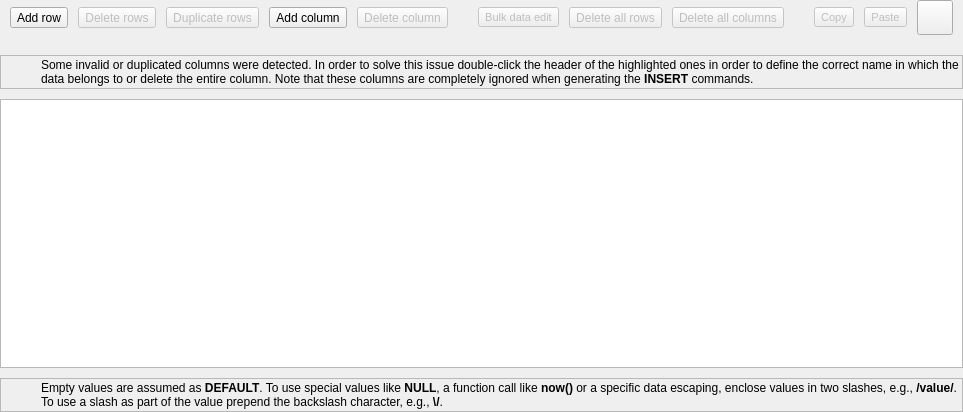
First picture: the form in libs/libgui/ui/widgets/tabledatawidget.ui, repository pgmodeler/pgmodeler, before the edit.
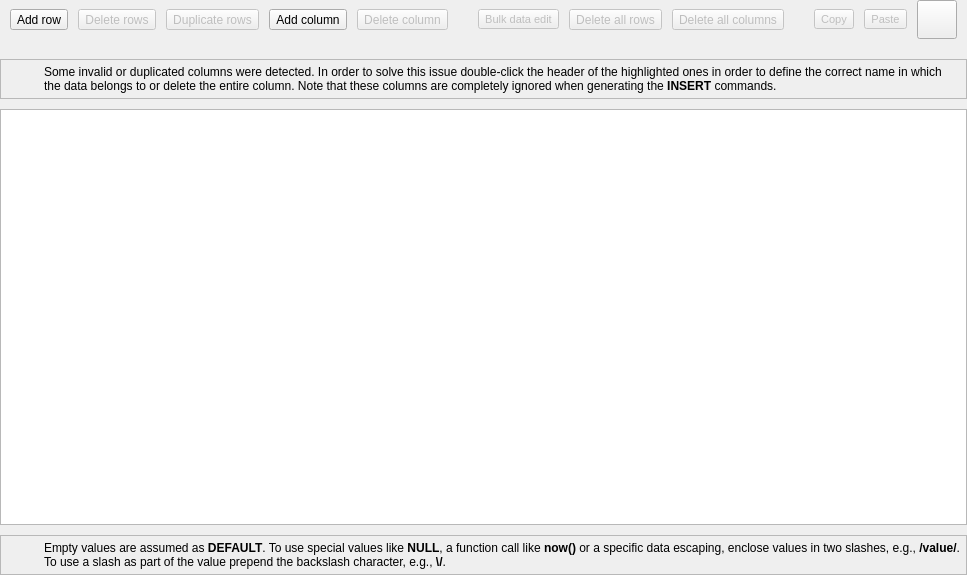
Second picture: the form after the edit. Icons and pictures are not drawn.

```diff
--- a/libs/libgui/ui/widgets/tabledatawidget.ui
+++ b/libs/libgui/ui/widgets/tabledatawidget.ui
@@ -7,7 +7,7 @@
     <x>0</x>
     <y>0</y>
     <width>658</width>
-    <height>412</height>
+    <height>575</height>
    </rect>
   </property>
   <property name="windowTitle">
@@ -121,8 +121,8 @@
      </property>
      <property name="iconSize">
       <size>
-       <width>28</width>
-       <height>28</height>
+       <width>32</width>
+       <height>32</height>
       </size>
      </property>
      <property name="popupMode">
@@ -156,8 +156,8 @@
      </property>
      <property name="iconSize">
       <size>
-       <width>28</width>
-       <height>28</height>
+       <width>32</width>
+       <height>32</height>
       </size>
      </property>
      <property name="shortcut">
@@ -191,8 +191,8 @@
      </property>
      <property name="iconSize">
       <size>
-       <width>28</width>
-       <height>28</height>
+       <width>32</width>
+       <height>32</height>
       </size>
      </property>
      <property name="shortcut">
@@ -231,8 +231,8 @@
      </property>
      <property name="iconSize">
       <size>
-       <width>28</width>
-       <height>28</height>
+       <width>32</width>
+       <height>32</height>
       </size>
      </property>
      <property name="shortcut">
@@ -266,8 +266,8 @@
      </property>
      <property name="iconSize">
       <size>
-       <width>28</width>
-       <height>28</height>
+       <width>32</width>
+       <height>32</height>
       </size>
      </property>
      <property name="shortcut">
@@ -303,16 +303,16 @@
      </property>
      <layout class="QGridLayout" name="gridLayout_6">
       <property name="leftMargin">
-       <number>2</number>
+       <number>5</number>
       </property>
       <property name="topMargin">
-       <number>2</number>
+       <number>5</number>
       </property>
       <property name="rightMargin">
-       <number>2</number>
+       <number>5</number>
       </property>
       <property name="bottomMargin">
-       <number>2</number>
+       <number>5</number>
       </property>
       <item row="0" column="0">
        <widget class="QLabel" name="label_7">
@@ -346,6 +346,7 @@
         </property>
         <property name="font">
          <font>
+          <weight>50</weight>
           <bold>false</bold>
           <underline>false</underline>
           <strikeout>false</strikeout>
@@ -386,8 +387,8 @@
      </property>
      <property name="iconSize">
       <size>
-       <width>28</width>
-       <height>28</height>
+       <width>32</width>
+       <height>32</height>
       </size>
      </property>
      <property name="popupMode">
@@ -421,8 +422,8 @@
      </property>
      <property name="iconSize">
       <size>
-       <width>28</width>
-       <height>28</height>
+       <width>32</width>
+       <height>32</height>
       </size>
      </property>
      <property name="shortcut">
@@ -474,8 +475,8 @@
      </property>
      <property name="iconSize">
       <size>
-       <width>28</width>
-       <height>28</height>
+       <width>32</width>
+       <height>32</height>
       </size>
      </property>
      <property name="shortcut">
@@ -548,8 +549,8 @@
      </property>
      <property name="iconSize">
       <size>
-       <width>28</width>
-       <height>28</height>
+       <width>32</width>
+       <height>32</height>
       </size>
      </property>
      <property name="shortcut">
@@ -583,8 +584,8 @@
      </property>
      <property name="iconSize">
       <size>
-       <width>28</width>
-       <height>28</height>
+       <width>32</width>
+       <height>32</height>
       </size>
      </property>
      <property name="shortcut">
@@ -617,16 +618,16 @@
      </property>
      <layout class="QGridLayout" name="gridLayout_5">
       <property name="leftMargin">
-       <number>2</number>
+       <number>5</number>
       </property>
       <property name="topMargin">
-       <number>2</number>
+       <number>5</number>
       </property>
       <property name="rightMargin">
-       <number>2</number>
+       <number>5</number>
       </property>
       <property name="bottomMargin">
-       <number>2</number>
+       <number>5</number>
       </property>
       <item row="0" column="0">
        <widget class="QLabel" name="label_6">
@@ -660,6 +661,7 @@
         </property>
         <property name="font">
          <font>
+          <weight>50</weight>
           <bold>false</bold>
           <underline>false</underline>
           <strikeout>false</strikeout>
@@ -700,8 +702,8 @@
      </property>
      <property name="iconSize">
       <size>
-       <width>28</width>
-       <height>28</height>
+       <width>32</width>
+       <height>32</height>
       </size>
      </property>
      <property name="shortcut">
```
Left out of the diff: 1 changed line with no effect on the pictures.
